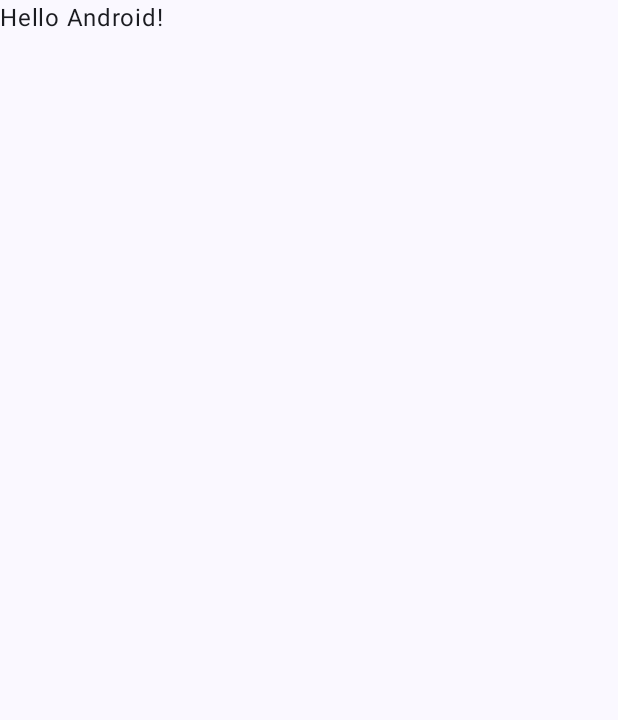
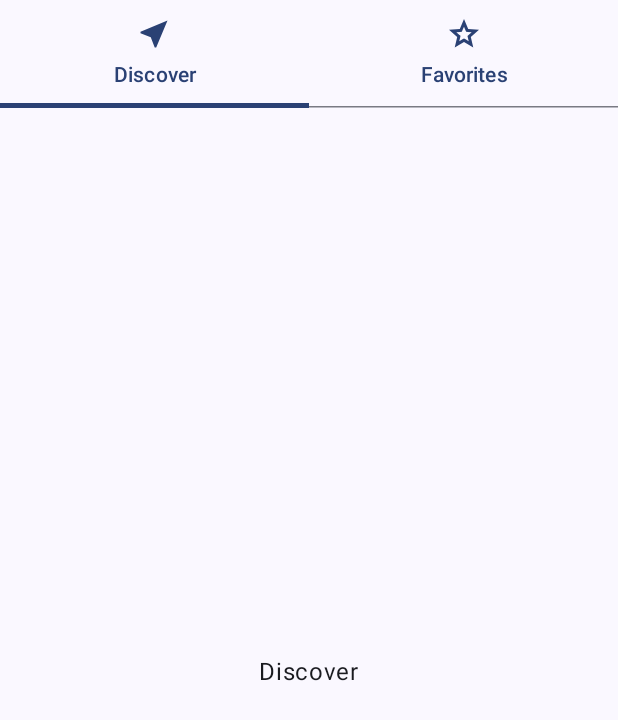
Before and after one commit to MrClassicT/DailyCat, an Android app built with Jetpack Compose: the screen it shows after launch (MainActivity), on a phone screen of 412 x 824 dp. Before the commit the part shown is almost empty. Shown: the top 720 px of the screen. Run offline under Robolectric (Android 15) with nearby library versions, the phone set to English and light mode, and no system bars.

Commit message:
Added tabs with functionality of going to different "pages". Actual navigation Components must still be implemented.
Also MVVM must still be implemented.

```diff
--- a/app/build.gradle.kts
+++ b/app/build.gradle.kts
@@ -5,11 +5,12 @@ plugins {
 
 android {
     namespace = "com.android.dailycat"
-    compileSdk = 33
+    compileSdk = 34
 
     defaultConfig {
         applicationId = "com.android.dailycat"
-        minSdk = 23
+        minSdk = 26
+        //noinspection OldTargetApi
         targetSdk = 33
         versionCode = 1
         versionName = "1.0"
@@ -51,10 +52,10 @@ android {
 
 dependencies {
 
-    implementation("androidx.core:core-ktx:1.9.0")
+    implementation("androidx.core:core-ktx:1.12.0")
     implementation("androidx.lifecycle:lifecycle-runtime-ktx:2.6.2")
     implementation("androidx.activity:activity-compose:1.8.0")
-    implementation(platform("androidx.compose:compose-bom:2023.03.00"))
+    implementation(platform("androidx.compose:compose-bom:2023.10.01"))
     implementation("androidx.compose.ui:ui")
     implementation("androidx.compose.ui:ui-graphics")
     implementation("androidx.compose.ui:ui-tooling-preview")
@@ -62,8 +63,10 @@ dependencies {
     testImplementation("junit:junit:4.13.2")
     androidTestImplementation("androidx.test.ext:junit:1.1.5")
     androidTestImplementation("androidx.test.espresso:espresso-core:3.5.1")
-    androidTestImplementation(platform("androidx.compose:compose-bom:2023.03.00"))
+    androidTestImplementation(platform("androidx.compose:compose-bom:2023.10.01"))
     androidTestImplementation("androidx.compose.ui:ui-test-junit4")
     debugImplementation("androidx.compose.ui:ui-tooling")
     debugImplementation("androidx.compose.ui:ui-test-manifest")
+//    Extra's
+    implementation("androidx.compose.material:material-icons-extended-android:1.5.4")
 }
--- a/app/src/main/java/com/android/dailycat/MainActivity.kt
+++ b/app/src/main/java/com/android/dailycat/MainActivity.kt
@@ -6,10 +6,8 @@ import androidx.activity.compose.setContent
 import androidx.compose.foundation.layout.fillMaxSize
 import androidx.compose.material3.MaterialTheme
 import androidx.compose.material3.Surface
-import androidx.compose.material3.Text
-import androidx.compose.runtime.Composable
 import androidx.compose.ui.Modifier
-import androidx.compose.ui.tooling.preview.Preview
+import com.android.dailycat.ui.components.Navigation
 import com.android.dailycat.ui.theme.DailyCatTheme
 
 class MainActivity : ComponentActivity() {
@@ -22,25 +20,9 @@ class MainActivity : ComponentActivity() {
                     modifier = Modifier.fillMaxSize(),
                     color = MaterialTheme.colorScheme.background
                 ) {
-                    Greeting("Android")
+                        Navigation()
                 }
             }
         }
     }
 }
-
-@Composable
-fun Greeting(name: String, modifier: Modifier = Modifier) {
-    Text(
-        text = "Hello $name!",
-        modifier = modifier
-    )
-}
-
-@Preview(showBackground = true)
-@Composable
-fun GreetingPreview() {
-    DailyCatTheme {
-        Greeting("Android")
-    }
-}
--- /dev/null
+++ b/app/src/main/java/com/android/dailycat/ui/components/Navigation.kt
@@ -0,0 +1,112 @@
+package com.android.dailycat.ui.components
+
+import androidx.compose.foundation.ExperimentalFoundationApi
+import androidx.compose.foundation.layout.Box
+import androidx.compose.foundation.layout.Column
+import androidx.compose.foundation.layout.fillMaxSize
+import androidx.compose.foundation.pager.HorizontalPager
+import androidx.compose.foundation.pager.rememberPagerState
+//  https://developer.android.com/reference/kotlin/androidx/compose/material/icons/package-summary
+import androidx.compose.material.icons.Icons
+import androidx.compose.material.icons.filled.NearMe
+import androidx.compose.material.icons.filled.Star
+import androidx.compose.material.icons.outlined.Grade
+import androidx.compose.material.icons.outlined.NearMe
+import androidx.compose.material3.Icon
+import androidx.compose.material3.Tab
+import androidx.compose.material3.TabRow
+import androidx.compose.material3.Text
+import androidx.compose.runtime.Composable
+import androidx.compose.runtime.LaunchedEffect
+import androidx.compose.runtime.getValue
+import androidx.compose.runtime.mutableIntStateOf
+import androidx.compose.runtime.remember
+import androidx.compose.runtime.setValue
+import androidx.compose.ui.Alignment
+import androidx.compose.ui.Modifier
+import androidx.compose.ui.graphics.vector.ImageVector
+import androidx.compose.ui.tooling.preview.Preview
+
+
+val tabItems = listOf(
+    TabItem(
+        title = "Discover",
+        unSelectedIcon = Icons.Outlined.NearMe,
+        selectedIcon = Icons.Filled.NearMe
+    ),
+    TabItem(
+        title = "Favorites",
+        unSelectedIcon = Icons.Outlined.Grade,
+        selectedIcon = Icons.Filled.Star
+    )
+)
+
+
+data class TabItem(
+    val title: String,
+    val unSelectedIcon: ImageVector,
+    val selectedIcon: ImageVector
+)
+
+@OptIn(ExperimentalFoundationApi::class)
+@Composable
+fun Navigation(){
+
+    var selectedTabIndex by remember { mutableIntStateOf(0) }
+    val pagerState = rememberPagerState {
+        tabItems.size
+    }
+
+
+    LaunchedEffect(selectedTabIndex){
+        pagerState.animateScrollToPage(selectedTabIndex)
+    }
+    LaunchedEffect(pagerState.currentPage, pagerState.isScrollInProgress){
+        if(!pagerState.isScrollInProgress)
+        selectedTabIndex = pagerState.currentPage
+    }
+
+
+    Column(modifier = Modifier
+        .fillMaxSize()
+        ) {
+        TabRow(selectedTabIndex = selectedTabIndex ) {
+            tabItems.forEachIndexed { index, tabItem ->
+                Tab(selected = index == selectedTabIndex,
+                    onClick = { selectedTabIndex = index },
+                    text = { Text(text= tabItem.title) },
+                    icon = {
+                        Icon(imageVector =
+                        if (index == selectedTabIndex){
+                            tabItem.selectedIcon
+                        }else
+                            tabItem.unSelectedIcon
+                            , contentDescription = tabItem.title
+                        )
+                    }
+                ) }
+
+        }
+
+        HorizontalPager(state = pagerState,
+            modifier = Modifier
+                .fillMaxSize()
+                .weight(1f)
+        ) {
+                index ->
+            Box(modifier = Modifier.fillMaxSize(), contentAlignment = Alignment.Center){
+                /* TODO: Add page content. */
+                Text(text = tabItems[index].title)
+            }
+        }
+    }
+
+
+}
+
+
+@Preview
+@Composable
+fun NavigationPreview(){
+    Navigation()
+}
```
